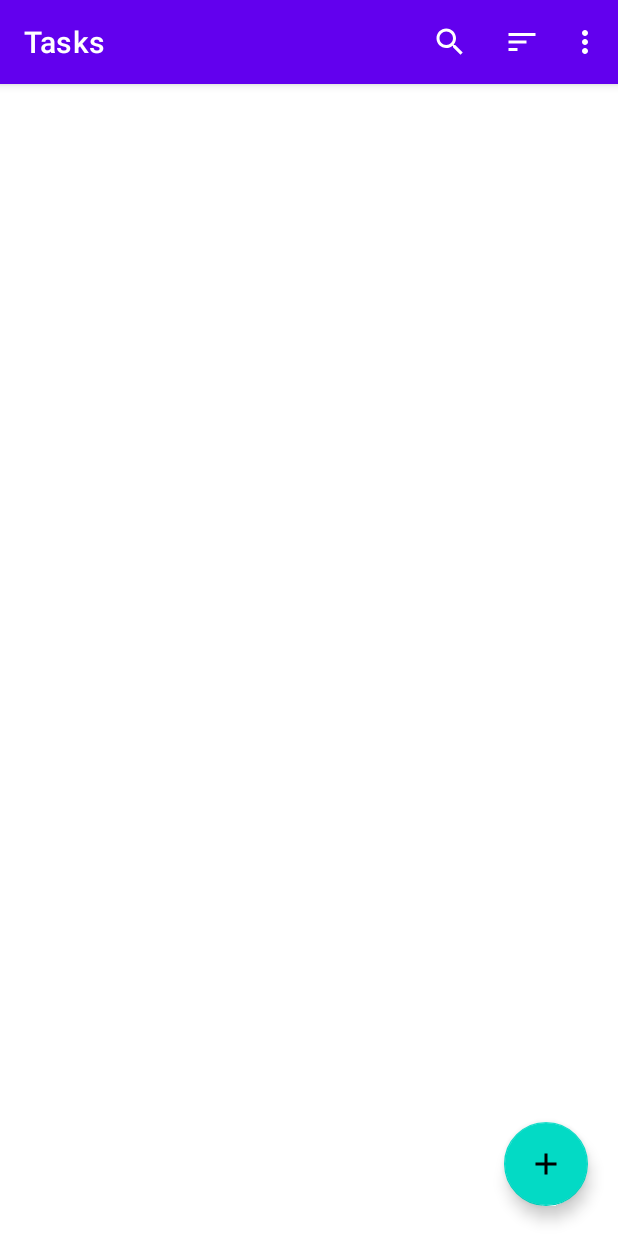
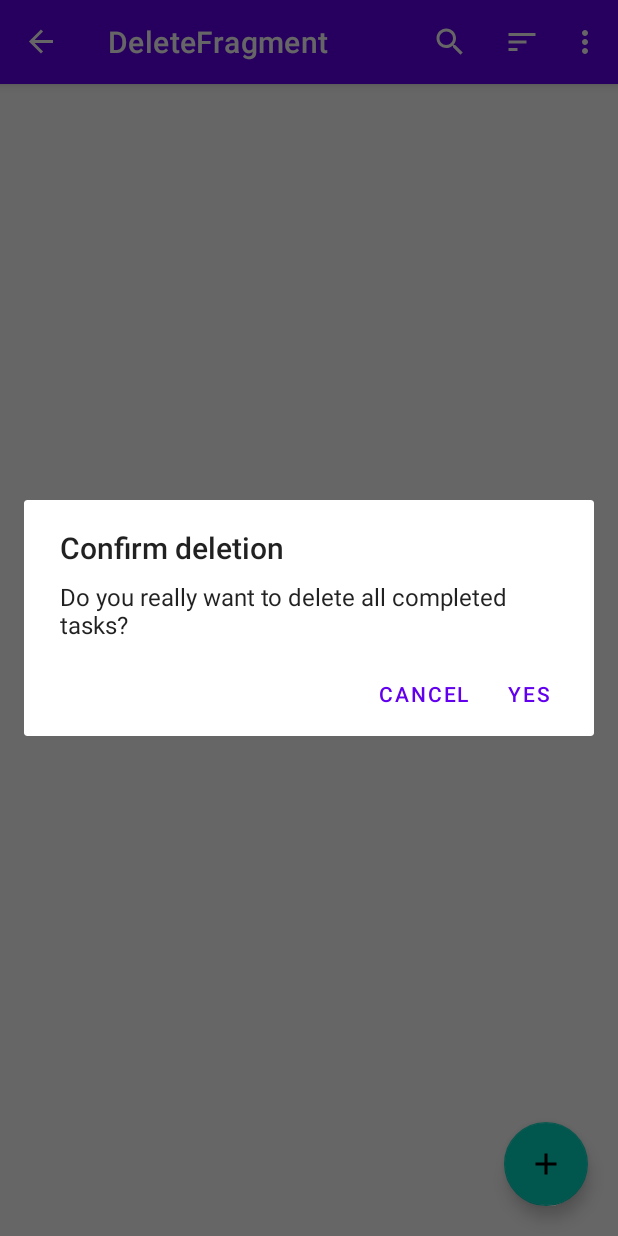
Before and after one commit to OsmanCanCinar/Android_Kotlin_ToDoApp, an Android app: the screen it shows after launch (MainActivity), in the options menu, after a tap on "Delete completed", on a phone screen of 412 x 824 dp. Run offline under Robolectric (Android 15) with nearby library versions, the light colour scheme and no system bars; our stand-ins replace Dagger/Hilt's generated code, Room's generated code, navigation-ui; libraries missing offline, so code that uses them is left out: androidx.datastore.preferences, androidx.hilt, androidx.hilt.lifecycle; 2 statements that could not run were skipped.

Commit message:
Seventh Commit, Major Features Completed.

```diff
--- a/app/src/main/AndroidManifest.xml
+++ b/app/src/main/AndroidManifest.xml
@@ -10,7 +10,8 @@
         android:roundIcon="@mipmap/ic_launcher_round"
         android:supportsRtl="true"
         android:theme="@style/Theme.ToDoApp">
-        <activity android:name=".ui.MainActivity">
+        <activity android:name=".ui.MainActivity"
+            android:windowSoftInputMode="adjustResize">
             <intent-filter>
                 <action android:name="android.intent.action.MAIN" />
 
--- a/app/src/main/java/com/osmancancinar/todoapp/data/TaskDao.kt
+++ b/app/src/main/java/com/osmancancinar/todoapp/data/TaskDao.kt
@@ -42,4 +42,8 @@ interface TaskDao {
     //as the last step, we sort the result according to task's creation date and time.
     @Query("SELECT * FROM tasks WHERE (isCompleted != :hideCompleted OR isCompleted = 0 ) AND taskName LIKE '%' || :searchQuery || '%' ORDER BY isImportant DESC, creationTime")
     fun getTasksSortedByDate(searchQuery : String, hideCompleted : Boolean): Flow<List<Task>>
+
+    @Query( "DELETE FROM tasks WHERE isCompleted = 1")
+    suspend fun deleteCompletedTasks()
+
 }
--- a/app/src/main/java/com/osmancancinar/todoapp/ui/MainActivity.kt
+++ b/app/src/main/java/com/osmancancinar/todoapp/ui/MainActivity.kt
@@ -1,5 +1,6 @@
 package com.osmancancinar.todoapp.ui
 
+import android.app.Activity
 import androidx.appcompat.app.AppCompatActivity
 import android.os.Bundle
 import androidx.navigation.NavController
@@ -31,3 +32,6 @@ class MainActivity : AppCompatActivity() {
         return navController.navigateUp() || super.onSupportNavigateUp()
     }
 }
+
+const val ADD_TASK_RESULT_OK = Activity.RESULT_FIRST_USER // value 1
+const val EDIT_TASK_RESULT_OK = Activity.RESULT_FIRST_USER + 1 // 2
--- /dev/null
+++ b/app/src/main/java/com/osmancancinar/todoapp/ui/deletion/DeleteFragment.kt
@@ -0,0 +1,24 @@
+package com.osmancancinar.todoapp.ui.deletion
+
+import android.app.Dialog
+import android.os.Bundle
+import androidx.appcompat.app.AlertDialog
+import androidx.fragment.app.DialogFragment
+import androidx.fragment.app.viewModels
+import dagger.hilt.android.AndroidEntryPoint
+
+@AndroidEntryPoint
+class DeleteFragment  : DialogFragment() {
+
+    private val viewModel: DeleteViewModel by viewModels()
+
+    override fun onCreateDialog(savedInstanceState: Bundle?): Dialog =
+        AlertDialog.Builder(requireContext())
+            .setTitle("Confirm deletion")
+            .setMessage("Do you really want to delete all completed tasks?")
+            .setNegativeButton("Cancel", null)
+            .setPositiveButton("Yes") { _, _ ->
+                viewModel.onConfirmClick()
+            }
+            .create()
+}
--- a/app/src/main/java/com/osmancancinar/todoapp/ui/tasks/TasksFragment.kt
+++ b/app/src/main/java/com/osmancancinar/todoapp/ui/tasks/TasksFragment.kt
@@ -7,6 +7,8 @@ import android.view.MenuItem
 import android.view.View
 import androidx.appcompat.widget.SearchView
 import androidx.fragment.app.Fragment
+import androidx.fragment.app.setFragmentResult
+import androidx.fragment.app.setFragmentResultListener
 import androidx.fragment.app.viewModels
 import androidx.lifecycle.lifecycleScope
 import androidx.navigation.Navigation
@@ -35,6 +37,7 @@ class TasksFragment : Fragment(R.layout.fragment_todo_list), RecyclerViewAdapter
 
     //Instance of our view model.
     private val viewModel : TasksViewModel by viewModels()
+    private lateinit var searchView: SearchView
 
     override fun onViewCreated(view: View, savedInstanceState: Bundle?) {
         super.onViewCreated(view, savedInstanceState)
@@ -71,6 +74,12 @@ class TasksFragment : Fragment(R.layout.fragment_todo_list), RecyclerViewAdapter
             }
         }
 
+        setFragmentResultListener("add_edit_request") { _, bundle ->
+            val result = bundle.getInt("add_edit_result")
+            viewModel.onAddEditResult(result)
+
+        }
+
         viewModel.tasks.observe(viewLifecycleOwner) {
             taskAdapter.submitList(it)
         }
@@ -91,6 +100,13 @@ class TasksFragment : Fragment(R.layout.fragment_todo_list), RecyclerViewAdapter
                         val action = TasksFragmentDirections.actionTasksFragmentToDetailFragment2(event.task,getString(R.string.edit_task))
                         findNavController().navigate(action)
                     }
+                    is TasksViewModel.TasksEvent.ShowTaskSavedConfirmationMessage -> {
+                        Snackbar.make(requireView(),event.msg,Snackbar.LENGTH_SHORT).show()
+                    }
+                    TasksViewModel.TasksEvent.OnDeleteAllClicked -> {
+                        val action = TasksFragmentDirections.actionGlobalDeleteFragment22()
+                        findNavController().navigate(action)
+                    }
                 }.exhaustive
             }
         }
@@ -101,8 +117,15 @@ class TasksFragment : Fragment(R.layout.fragment_todo_list), RecyclerViewAdapter
     //In order to create our menu, we inflated the menu. Then we casted search view
     override fun onCreateOptionsMenu(menu: Menu, inflater: MenuInflater) {
         inflater.inflate(R.menu.fragment_menu,menu)
+
         val searchItem = menu.findItem(R.id.search)
-        val searchView = searchItem.actionView as SearchView
+        searchView = searchItem.actionView as SearchView
+
+        val pendingQuery = viewModel.searchQuery.value
+        if (pendingQuery != null && pendingQuery.isNotEmpty()) {
+            searchItem.expandActionView()
+            searchView.setQuery(pendingQuery,false)
+        }
 
         //we are calling our custom method by SearchView and passing the word that we are searching for as a string parameter.
         searchView.onQueryTextChanged {
@@ -133,7 +156,7 @@ class TasksFragment : Fragment(R.layout.fragment_todo_list), RecyclerViewAdapter
                 true
             }
             R.id.delete_completed -> {
-
+                viewModel.onDeleteAllClicked()
                 true
             }
             else -> super.onOptionsItemSelected(item)
@@ -149,4 +172,9 @@ class TasksFragment : Fragment(R.layout.fragment_todo_list), RecyclerViewAdapter
     override fun onCheckBoxClick(task: Task, isChecked: Boolean) {
         viewModel.onTaskCheckedChanged(task, isChecked)
     }
+
+    override fun onDestroyView() {
+        super.onDestroyView()
+        searchView.setOnQueryTextListener(null)
+    }
 }
--- a/app/src/main/java/com/osmancancinar/todoapp/ui/tasks/TasksViewModel.kt
+++ b/app/src/main/java/com/osmancancinar/todoapp/ui/tasks/TasksViewModel.kt
@@ -7,6 +7,8 @@ import com.osmancancinar.todoapp.data.PreferencesManager
 import com.osmancancinar.todoapp.data.SortOrder
 import com.osmancancinar.todoapp.data.Task
 import com.osmancancinar.todoapp.data.TaskDao
+import com.osmancancinar.todoapp.ui.ADD_TASK_RESULT_OK
+import com.osmancancinar.todoapp.ui.EDIT_TASK_RESULT_OK
 import kotlinx.coroutines.channels.Channel
 import kotlinx.coroutines.flow.MutableStateFlow
 import kotlinx.coroutines.flow.combine
@@ -77,8 +79,10 @@ class TasksViewModel @ViewModelInject constructor( //@HiltViewModel before the c
     //cannot be reproduced as a class.
     sealed class TasksEvent {
         object NavigateToAddNewTask : TasksEvent()
+        object OnDeleteAllClicked : TasksEvent()
         data class NavigateToEditTask(val task: Task) : TasksEvent()
         data class ShowUndoDeleteTaskMessage(val task: Task) : TasksEvent()
+        data class ShowTaskSavedConfirmationMessage(val msg: String) : TasksEvent()
     }
 
     //after deleting a task we save it to TaskEvent and re-insert it.
@@ -89,4 +93,19 @@ class TasksViewModel @ViewModelInject constructor( //@HiltViewModel before the c
     fun navigateToDetailFragment() = viewModelScope.launch {
         taskEventChannel.send(TasksEvent.NavigateToAddNewTask)
     }
+
+    fun onAddEditResult(result: Int) {
+        when(result) {
+            ADD_TASK_RESULT_OK -> showTaskSavedConfirmationMessage("Task Added")
+            EDIT_TASK_RESULT_OK -> showTaskSavedConfirmationMessage("Task Updated")
+        }
+    }
+
+    private fun showTaskSavedConfirmationMessage(text: String) = viewModelScope.launch {
+        taskEventChannel.send(TasksEvent.ShowTaskSavedConfirmationMessage(text))
+    }
+
+   fun onDeleteAllClicked() = viewModelScope.launch{
+        taskEventChannel.send(TasksEvent.OnDeleteAllClicked)
+    }
 }
--- a/app/src/main/res/navigation/nav_graph.xml
+++ b/app/src/main/res/navigation/nav_graph.xml
@@ -28,4 +28,8 @@
             android:name="title"
             app:argType="string" />
     </fragment>
+    <dialog
+        android:id="@+id/deleteFragment2"
+        android:name="com.osmancancinar.todoapp.ui.deletion.DeleteFragment"
+        android:label="DeleteFragment" /><action android:id="@+id/action_global_deleteFragment22" app:destination="@id/deleteFragment2"/>
 </navigation>
```
Also changed, not shown: app/src/main/java/com/osmancancinar/todoapp/ui/deletion/DeleteViewModel.kt (added, +18 -0 lines), app/src/main/java/com/osmancancinar/todoapp/ui/detail/DetailFragment.kt (+43 -0 lines), app/src/main/java/com/osmancancinar/todoapp/ui/detail/DetailViewModel.kt (+58 -0 lines).
